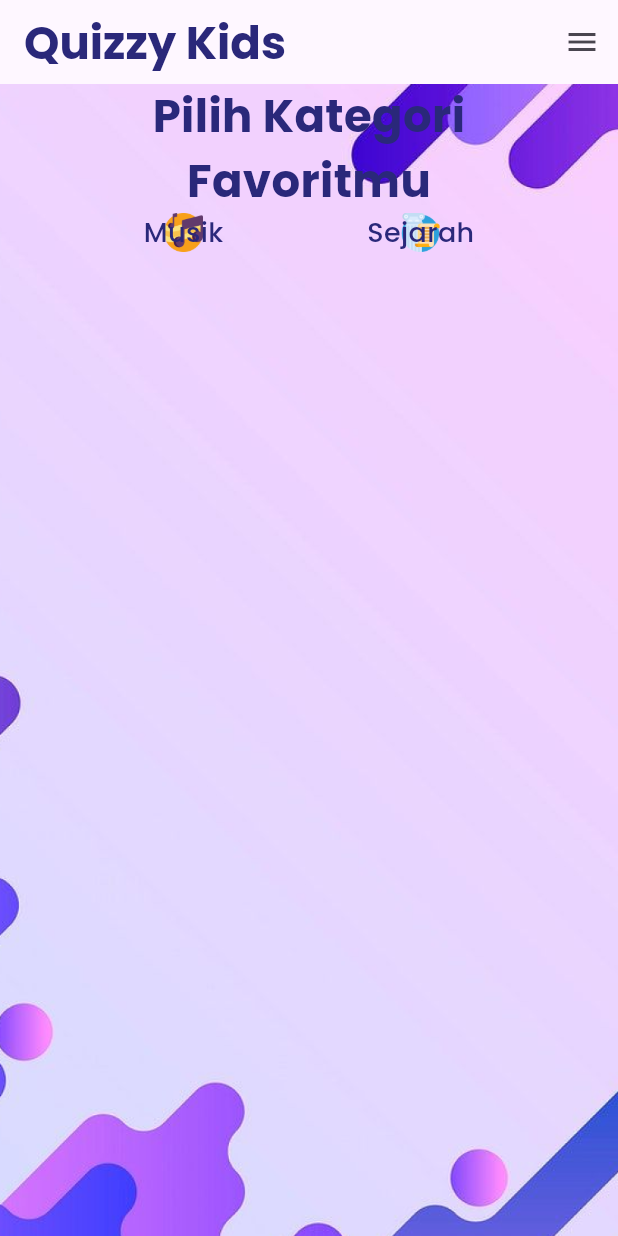
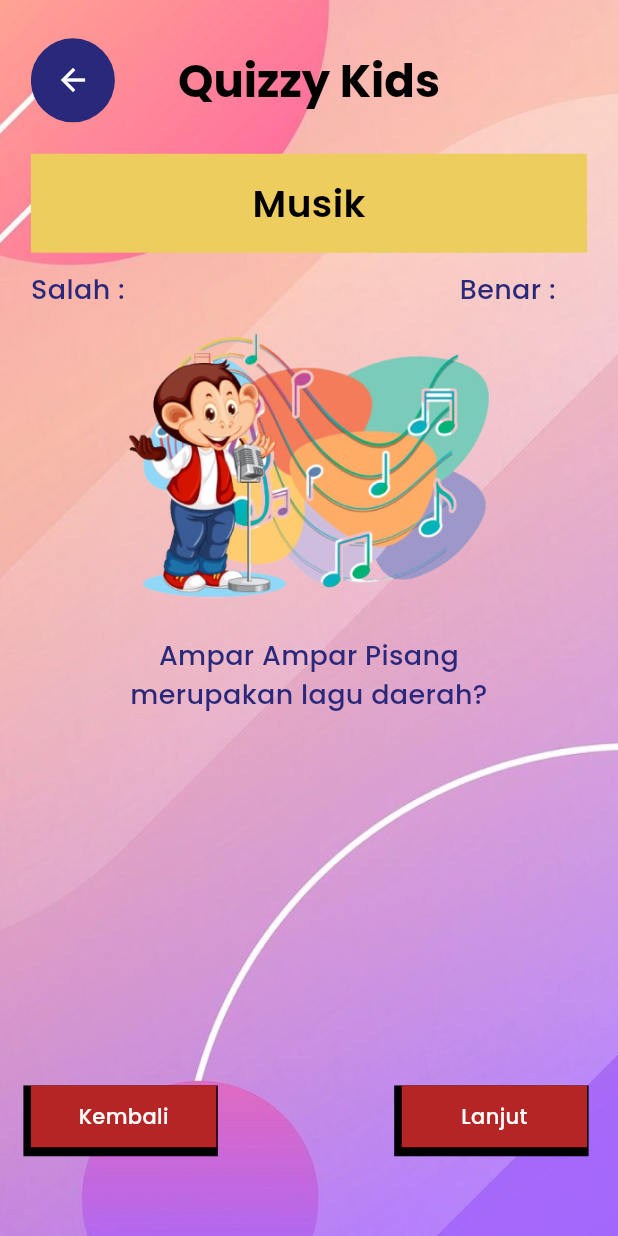
Before and after one commit to fdidan/QuizzyKids-SI1IF09TI2-PPB2324, a Flutter app: the screen it shows after launch, on a phone screen of 412 x 824 dp. Run offline on Flutter 3.47's test engine with Material 3 defaults, Android fonts, the phone set to English and light mode, and no system bars; our stand-ins replace bloc, firebase_auth, firebase_core, flutter_bloc, google_fonts, google_sign_in and 1 more; missing offline and left inert: dart:ffi, flutter_facebook_auth; accounts and stored records are empty.

Commit message:
Update progres Quizzy Kids (-+60%)

```diff
--- a/lib/main.dart
+++ b/lib/main.dart
@@ -5,6 +5,7 @@ import 'package:quizzykids/bloc/login/login_cubit.dart';
 import 'package:quizzykids/bloc/register/register_cubit.dart';
 import 'package:quizzykids/routes/route.dart';
 import 'package:quizzykids/ui/home_screen.dart';
+import 'package:quizzykids/ui/quiz_screen.dart';
 import 'package:quizzykids/ui/register_succes.dart';
 import 'package:quizzykids/ui/splash.dart';
 import 'firebase_options.dart';
@@ -33,7 +34,7 @@ class MyApp extends StatelessWidget {
         debugShowCheckedModeBanner: false,
         navigatorKey: NAV_KEY,
         onGenerateRoute: generateRoute,
-        home: const HomeScreen(),
+        home: const QuizScreen(),
       ),
     );
   }
--- a/lib/styles/text_styles.dart
+++ b/lib/styles/text_styles.dart
@@ -36,6 +36,12 @@ TextStyle kHeading6 = GoogleFonts.poppins(
   fontSize: 30,
   fontWeight: FontWeight.w700,
   color: kWhite
+);
+
+TextStyle kHeading7 = GoogleFonts.poppins(
+  fontSize: 25,
+  fontWeight: FontWeight.w600,
+  color: kBlack
 );
 
 TextStyle kButton1 = GoogleFonts.poppins(
--- /dev/null
+++ b/lib/ui/quiz_screen.dart
@@ -0,0 +1,167 @@
+import 'package:flutter/material.dart';
+import 'package:quizzykids/styles/colors.dart';
+import 'package:quizzykids/styles/text_styles.dart';
+
+class QuizScreen extends StatefulWidget {
+  const QuizScreen({super.key});
+
+  @override
+  State<QuizScreen> createState() => _QuizScreenState();
+}
+
+class _QuizScreenState extends State<QuizScreen>{
+  @override
+  Widget build(BuildContext context) {
+    var heightDevice = MediaQuery.sizeOf(context).height;
+    var widthDevice = MediaQuery.sizeOf(context).width;
+
+    return Stack(
+      children: [
+        Container(
+          decoration: const BoxDecoration(
+            image: DecorationImage(
+              image: AssetImage('assets/images/bg_quiz.png'),
+              fit: BoxFit.fitWidth
+            ),
+          ),
+        ),
+        Container(
+          padding: EdgeInsets.symmetric(horizontal: widthDevice * 0.05, vertical: widthDevice * 0.05),
+          child: Scaffold(
+            resizeToAvoidBottomInset: false,
+            backgroundColor: Color.fromARGB(0, 7, 85, 255),
+            appBar: AppBar(
+              toolbarHeight: heightDevice * 0.08,
+              centerTitle: true,
+              backgroundColor: const Color.fromARGB(0, 255, 193, 7),
+              leading: Container(
+                width: widthDevice * 0.15,
+                height: widthDevice * 0.15,
+                decoration: const BoxDecoration(
+                  shape: BoxShape.circle,
+                  color: kDeepPurple,
+                ),
+                child: IconButton(
+                  icon: const Icon(Icons.arrow_back),
+                  onPressed:() {
+                    Navigator.pop(context);
+                  },
+                  color: kWhite,
+                ),
+              ),
+              title: Text('Quizzy Kids', style: kHeading2,),
+            ),
+            body: Center(
+              child: Column(
+                children: [
+                  const SizedBox(height: 16,),
+                  Container(
+                    width: widthDevice * 0.9,
+                    height: heightDevice * 0.08,
+                    decoration: const BoxDecoration(
+                      shape: BoxShape.rectangle,
+                      color: kYellow,
+                    ),
+                    child: Center(
+                      child: Text(
+                        'Musik',
+                        style: kHeading7,
+                      ),
+                    ),
+                  ),
+                  const SizedBox(height: 12,),
+                  Row(
+                    mainAxisAlignment: MainAxisAlignment.spaceBetween,
+                    children: [
+                      Text(
+                        'Salah : ',
+                        style: kSubtitle2,
+                      ),
+                      Container(
+                        padding: const EdgeInsets.only(right: 16),
+                        child: Text(
+                          'Benar : ',
+                          style: kSubtitle2,
+                        ),
+                      ),
+                    ],
+                  ),
+                  Column(
+                    children: [
+                      Container(
+                        width: widthDevice * 0.6,
+                        height: widthDevice * 0.5,
+                        decoration: const BoxDecoration(
+                          image: DecorationImage(image: AssetImage('assets/images/model_img_quiz.png'))
+                        ),
+                      ),
+                      const SizedBox(height: 12,),
+                      Center(
+                        child: Text(
+                          'Ampar Ampar Pisang\nmerupakan lagu daerah?',
+                          style: kSubtitle2,
+                          textAlign: TextAlign.center,
+                        ),
+                      )
+                    ],
+                  ),
+                  SizedBox(height: heightDevice * 0.3,),
+                  Row(
+                    mainAxisAlignment: MainAxisAlignment.spaceBetween,
+                    children: [
+                      GestureDetector(
+                        child: Container(
+                          width: widthDevice * 0.3,
+                          height: widthDevice * 0.1,
+                          decoration: const BoxDecoration(
+                            color: kRed,
+                            boxShadow: [
+                              BoxShadow(
+                                color: kBlack,
+                                offset: Offset(-2, 3),
+                                spreadRadius: 3
+                              )
+                            ],
+                          ),
+                          child: Center(
+                            child: Text(
+                              'Kembali',
+                              style: kSubtitle1,
+                            ),
+                          ),
+                        ),
+                      ),
+                      GestureDetector(
+                        child: Container(
+                          width: widthDevice * 0.3,
+                          height: widthDevice * 0.1,
+                          decoration: const BoxDecoration(
+                            color: kRed,
+                            boxShadow: [
+                              BoxShadow(
+                                color: kBlack,
+                                offset: Offset(-2, 3),
+                                spreadRadius: 3
+                              )
+                            ],
+                          ),
+                          child: Center(
+                            child: Text(
+                              'Lanjut',
+                              style: kSubtitle1,
+                            ),
+                          ),
+                        ),
+                      ),
+                    ],
+                  )
+                ],
+              ),
+            ),
+          ),
+        )
+      ],
+    );
+  }
+
+}
```
Also changed, not shown: lib/ui/home_screen.dart (+103 -4 lines), assets/images/animal.png (renamed from assets/images/whale.png), assets/images/bg_quiz.png (added), assets/images/model_img_quiz.png (added), assets/images/sport.png (renamed from assets/images/tennis.png).
